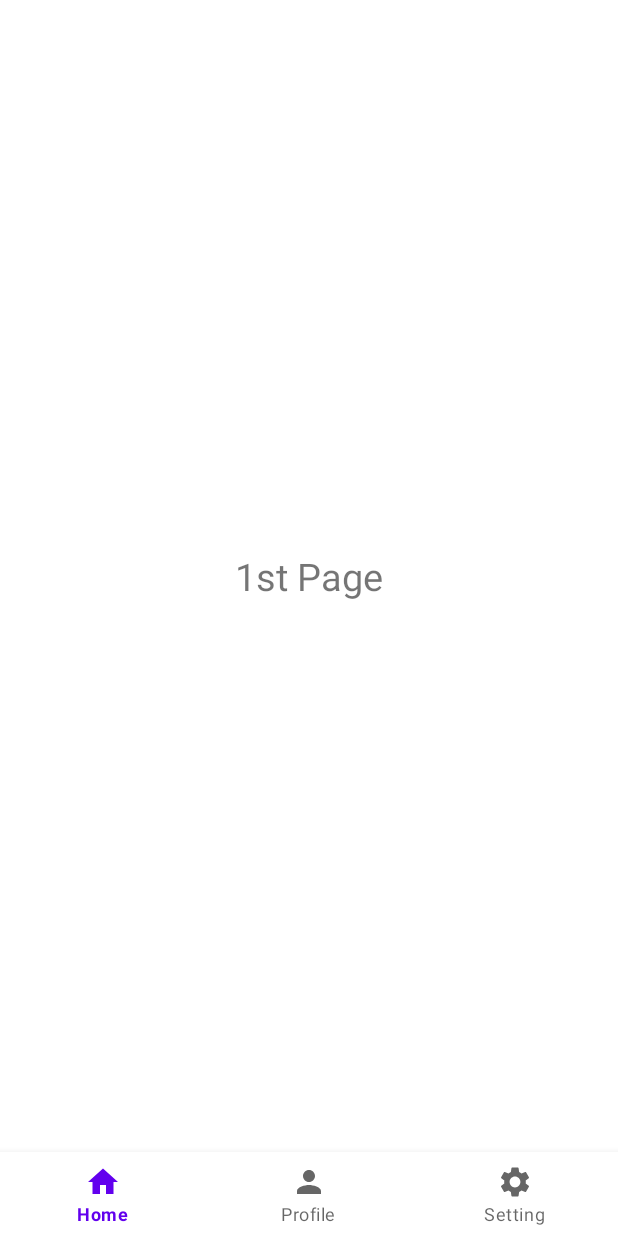
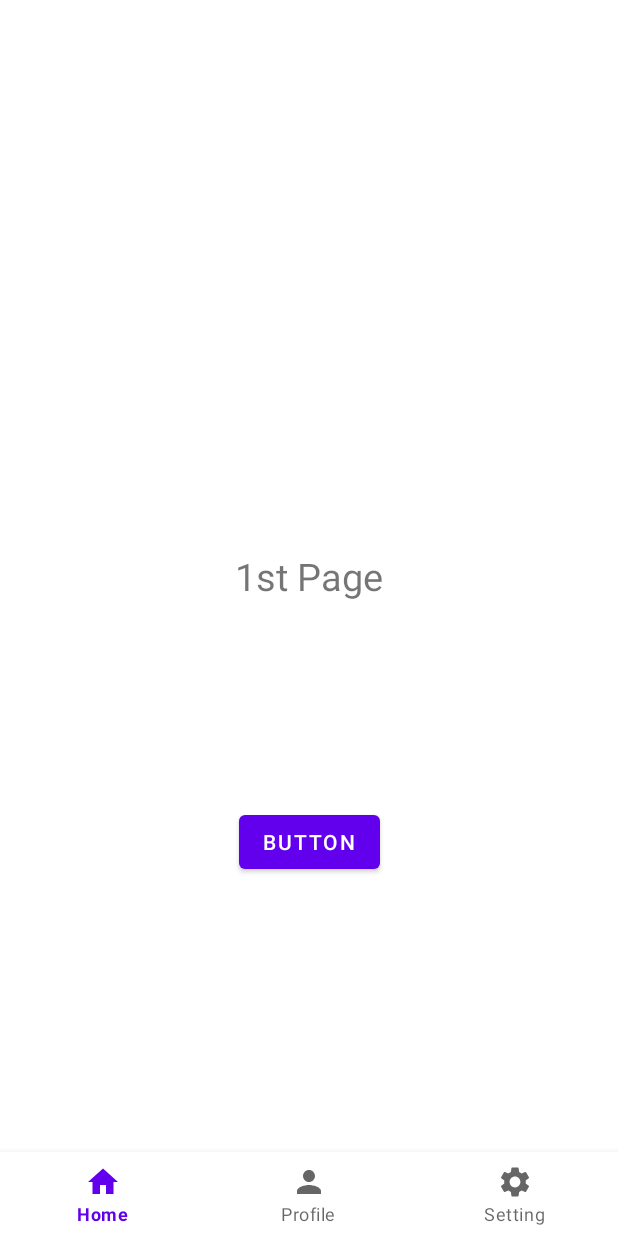
Before and after one commit to jinroar/Curity, an Android app: the screen it shows after launch once a user with an empty profile is signed in (HomePage), on a phone screen of 412 x 824 dp. Run offline under Robolectric (Android 15) with nearby library versions, the phone set to English and light mode, and no system bars; our stand-ins replace Firebase (no records; nobody signed in at launch, a user with empty details on screens opened directly), navigation-ui.

Commit message:
[ADD] button for testing

```diff
--- a/app/src/main/res/layout/fragment_first.xml
+++ b/app/src/main/res/layout/fragment_first.xml
@@ -9,6 +9,7 @@
     <!-- TODO: Update blank fragment layout -->
 
     <TextView
+        android:id="@+id/textView"
         android:layout_width="wrap_content"
         android:layout_height="wrap_content"
         android:text="1st Page"
@@ -18,4 +19,14 @@
         app:layout_constraintStart_toStartOf="parent"
         app:layout_constraintTop_toTopOf="parent" />
 
+    <Button
+        android:id="@+id/button2"
+        android:layout_width="wrap_content"
+        android:layout_height="wrap_content"
+        android:text="Button"
+        app:layout_constraintBottom_toBottomOf="parent"
+        app:layout_constraintEnd_toEndOf="parent"
+        app:layout_constraintStart_toStartOf="parent"
+        app:layout_constraintTop_toBottomOf="@+id/textView" />
+
 </androidx.constraintlayout.widget.ConstraintLayout>
```
